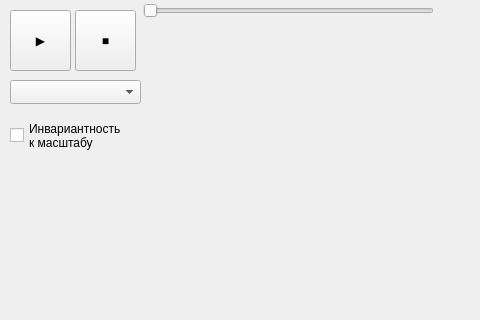
DmitryNekrasov/SLOTS, file playerdialog.ui: the form before one commit; both pictures show x 0 to 480 and y 0 to 320 of the 843 by 404 pixel window.
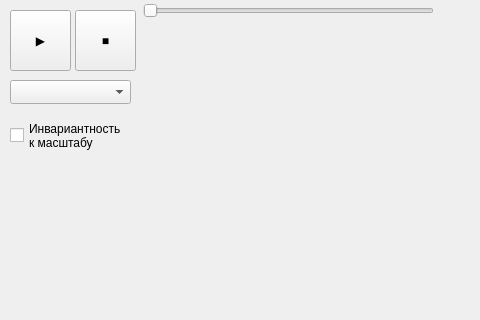
The form after the commit.

Commit message: Добавил настройку инвариантности к масштабу на форму

```diff
--- a/playerdialog.ui
+++ b/playerdialog.ui
@@ -76,7 +76,7 @@
     <rect>
      <x>10</x>
      <y>80</y>
-     <width>131</width>
+     <width>121</width>
      <height>24</height>
     </rect>
    </property>
```
The commit also changes 6 other files.
